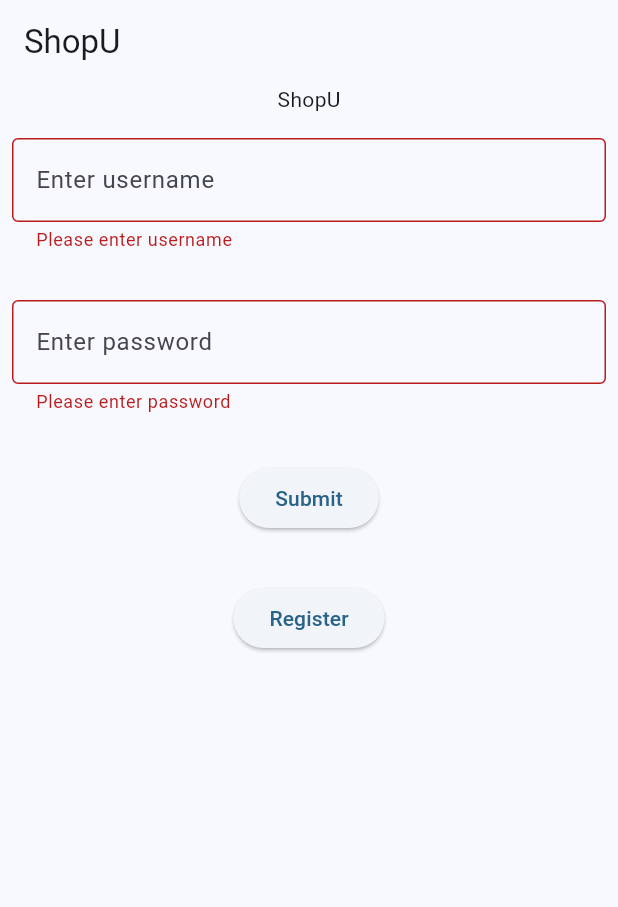
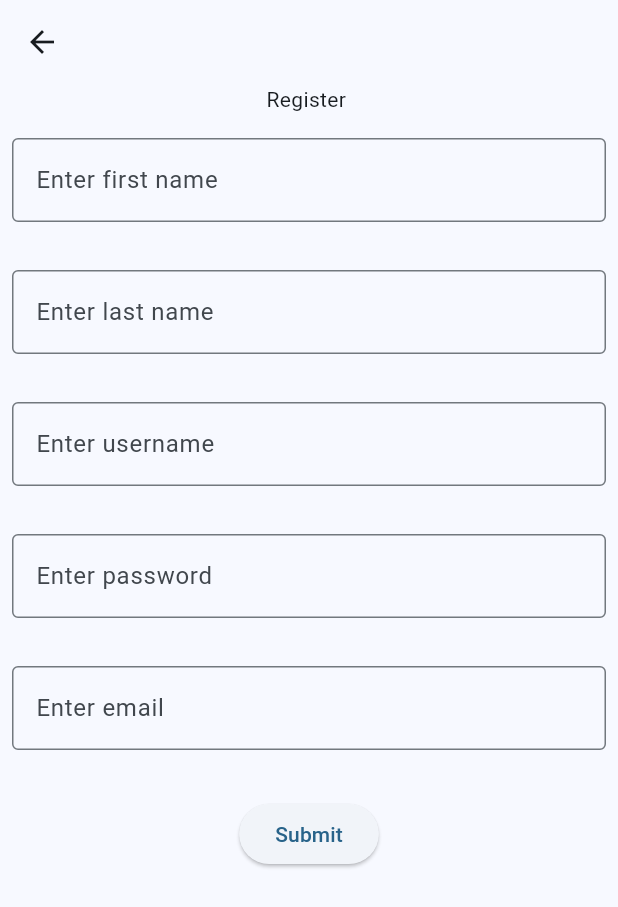
Before and after one commit to noor-soreti/COMP3097-Final, a Flutter app: the screen it shows after launch, after a tap on "Submit", after a tap on "Register", on a phone screen of 412 x 824 dp. Shown: the top 907 px of the screen. Run offline on Flutter 3.47's test engine with Material 2 defaults, Android fonts, the phone set to English and light mode, and no system bars; our stand-ins replace sqflite; accounts and stored records are empty.

Commit message:
login and register

```diff
--- a/COMP3097/mobile_app/lib/database/user_database.dart
+++ b/COMP3097/mobile_app/lib/database/user_database.dart
@@ -11,7 +11,10 @@ class UserDatabase {
   Future _createDB(Database db, int version) async {
     await db.execute('''CREATE TABLE $usertable (
       ${UserFields.username} TEXT PRIMARY KEY NOT NULL,
-      ${UserFields.password} TEXT NOT NULL)
+      ${UserFields.password} TEXT NOT NULL,
+      ${UserFields.firstname} TEXT NOT NULL,
+      ${UserFields.lastname} TEXT NOT NULL,
+      ${UserFields.email} TEXT NOT NULL)
       ''');
   }
 
@@ -22,7 +25,7 @@ class UserDatabase {
   Future<Database> _initDB(String filename) async {
     final databasePath = await getDatabasesPath();
     final path = join(databasePath, filename);
-    await deleteDatabase(path);
+    // await deleteDatabase(path);
     return await openDatabase(path,
         version: 1, onCreate: _createDB, onConfigure: _onConfigure);
   }
--- a/COMP3097/mobile_app/lib/models/shopping_list_model.dart
+++ b/COMP3097/mobile_app/lib/models/shopping_list_model.dart
@@ -8,6 +8,7 @@ class ShoppingListFields {
 }
 
 class ShoppingList {
+  int? id;
   final String username;
   final String title;
   final DateTime dateTime;
--- a/COMP3097/mobile_app/lib/models/user_model.dart
+++ b/COMP3097/mobile_app/lib/models/user_model.dart
@@ -3,27 +3,56 @@ const String usertable = 'user';
 class UserFields {
   static const String username = "test_username";
   static const String password = "password";
+  static const String firstname = "Noor";
+  static const String lastname = "Said";
+  static const String email = "noorsaid";
 
   static final List<String> allFields = [
     username,
     password,
+    firstname,
+    lastname,
+    email
   ];
 }
 
 class User {
+  int? id;
   final String username;
   String password;
+  String firstname;
+  String lastname;
+  String email;
 
-  User({
-    required this.username,
-    required this.password,
-  });
+  User(
+      {required this.username,
+      required this.password,
+      required this.firstname,
+      required this.lastname,
+      required this.email});
+
+  User.withId(
+      {this.id,
+      required this.username,
+      required this.password,
+      required this.firstname,
+      required this.lastname,
+      required this.email});
 
   // convert User to map with String as key and Object and value
-  Map<String, Object?> toMap() =>
-      {UserFields.username: username, UserFields.password: password};
+  Map<String, Object?> toMap() => {
+        UserFields.username: username,
+        UserFields.password: password,
+        UserFields.firstname: firstname,
+        UserFields.lastname: lastname,
+        UserFields.email: email
+      };
 
 // getting data back from db, convert from map to User obj
   static User fromMap(Map<String, Object?> maps) => User(
       username: maps[UserFields.username] as String,
-      password: maps[UserFields.password] as String);}
+      password: maps[UserFields.password] as String,
+      firstname: maps[UserFields.firstname] as String,
+      lastname: maps[UserFields.lastname] as String,
+      email: maps[UserFields.email] as String);
+}
--- a/COMP3097/mobile_app/lib/views/login_screen.dart
+++ b/COMP3097/mobile_app/lib/views/login_screen.dart
@@ -1,7 +1,10 @@
 import 'package:flutter/material.dart';
-import 'package:mobile_app/database/user_database.dart';
 import 'package:mobile_app/services/user_services.dart';
 import 'package:mobile_app/views/menu_screen.dart';
+import 'package:mobile_app/views/register.dart';
+import 'package:mobile_app/widget/button_field.dart';
+import 'package:mobile_app/widget/dialogue_field.dart';
+import 'package:mobile_app/widget/form_field.dart';
 import 'package:provider/provider.dart';
 import '../models/user_model.dart';
 
@@ -11,15 +14,15 @@ class LoginPage extends StatefulWidget {
 }
 
 class _LoginPageState extends State<LoginPage> {
-  final myUsernameController = TextEditingController();
-  final myPasswordController = TextEditingController();
+  final usernameController = TextEditingController();
+  final passwordController = TextEditingController();
 
   List<User> uList = [];
 
   @override
   void dispose() {
-    myUsernameController.dispose();
-    myPasswordController.dispose();
+    usernameController.dispose();
+    passwordController.dispose();
     super.dispose();
   }
 
@@ -32,116 +35,63 @@ class _LoginPageState extends State<LoginPage> {
       child: Column(
         children: [
           Text('ShopU'),
-          Padding(
-            padding: const EdgeInsets.symmetric(horizontal: 8, vertical: 16),
-            child: TextFormField(
-              controller: myUsernameController,
-              decoration: const InputDecoration(
-                  border: OutlineInputBorder(), hintText: 'Enter username'),
-              validator: (value) {
-                if (value == null || value.isEmpty) {
-                  return 'Please enter username';
+          AppFormFields(
+            controller: usernameController,
+            validatorText: "Please enter username",
+            hintText: "Enter username",
+          ),
+          AppFormFields(
+              controller: passwordController,
+              validatorText: "Please enter password",
+              hintText: "Enter password"),
+          ElevatedClassButton(
+              childText: "Submit",
+              onPressed: () {
+                if (formKey.currentState!.validate()) {
+                  var isLogged = appState
+                      .userExists(usernameController.text)
+                      .then((value) => {
+                            print(value),
+                            if (value == 'ok')
+                              {
+                                print("printing"),
+                                appState
+                                    .getUser(usernameController.text)
+                                    .then((value) => {
+                                          Navigator.of(context).push(
+                                              MaterialPageRoute(
+                                                  builder: (contex) => SideMenu(
+                                                      username:
+                                                          usernameController
+                                                              .text)))
+                                        })
+                              }
+                            else
+                              {
+                                showDialog<String>(
+                                    context: context,
+                                    builder: (BuildContext context) =>
+                                        DialogueField(
+                                          alert: "Oops",
+                                          content:
+                                              "Username or password incorrect",
+                                          onPressed: () {
+                                            Navigator.pop(context);
+                                          },
+                                          btnText: 'ok',
+                                        ))
+                              }
+                          });
                 }
-                return null;
-              },
-            ),
-          ),
-          Padding(
-            padding: const EdgeInsets.symmetric(horizontal: 8, vertical: 16),
-            child: TextFormField(
-              controller: myPasswordController,
-              decoration: const InputDecoration(
-                  border: OutlineInputBorder(), hintText: 'Enter password'),
-              validator: (value) {
-                if (value == null || value.isEmpty) {
-                  return 'Please enter password';
-                }
-                return null;
-              },
-            ),
-          ),
-          Padding(
-            padding: const EdgeInsets.symmetric(vertical: 16.0),
-            child: ElevatedButton(
-              onPressed: () async {
-                if (formKey.currentState!.validate()) {
-                  User u = User(
-                      username: myUsernameController.text,
-                      password: myPasswordController.text);
-                  var isLogged =
-                      await appState.userExists(myUsernameController.text);
-
-                  if (isLogged == "ok") {
-                    String result = await context
-                        .read<UserService>()
-                        .getUser(myUsernameController.text);
-                    Navigator.of(context).push(MaterialPageRoute(
-                        builder: (context) =>
-                            SideMenu(username: myUsernameController.text)));
-                  } else {
-                    showDialog<String>(
-                      context: context,
-                      builder: (BuildContext context) => AlertDialog(
-                        title: const Text('Oops'),
-                        content: const Text('Username or password incorrect'),
-                        actions: <Widget>[
-                          TextButton(
-                            onPressed: () => Navigator.pop(context, 'OK'),
-                            child: const Text('OK'),
-                          ),
-                        ],
-                      ),
-                    );
-                  }
-                }
-              },
-              child: const Text('Submit'),
-            ),
-          ),
-          Padding(
-            padding: const EdgeInsets.symmetric(vertical: 16.0),
-            child: ElevatedButton(
-              onPressed: () async {
-                // Validate returns true if the form is valid, or false otherwise.
-                if (formKey.currentState!.validate()) {
-                  User u = User(
-                      username: myUsernameController.text,
-                      password: myPasswordController.text);
-                  var isLogged =
-                      await appState.userExists(myUsernameController.text);
-                  String result =
-                      await context.read<UserService>().createUser(u);
-                  if (result != "ok") {
-                    print("registered");
-                  } else {
-                    print("");
-                  }
-                }
-              },
-              child: const Text('Register'),
-            ),
-          )
+              }),
+          ElevatedClassButton(
+              childText: "Register",
+              onPressed: () {
+                Navigator.of(context).push(
+                    MaterialPageRoute(builder: (context) => RegisterPage()));
+              })
         ],
       ),
     );
   }
 }
-
-class RegisterPage extends StatelessWidget {
-  @override
-  Widget build(BuildContext context) {
-    // var appState = context.watch<MyAppState>();
-
-    return Scaffold(
-      appBar: AppBar(),
-      body: Center(
-        child: ElevatedButton(
-          child: Text('Pop!'),
-          onPressed: () {
-            Navigator.pop(context);
-          },
-        ),
-      ),
-    );
-  }
-}
--- a/COMP3097/mobile_app/lib/views/menu_screen.dart
+++ b/COMP3097/mobile_app/lib/views/menu_screen.dart
@@ -1,5 +1,4 @@
 import 'package:flutter/material.dart';
-import 'package:mobile_app/services/user_services.dart';
 import 'package:mobile_app/views/home_screen.dart';
 import 'package:mobile_app/views/likes_screen.dart';
 import 'package:mobile_app/views/list_screen.dart';
--- a/COMP3097/mobile_app/lib/views/register.dart
+++ b/COMP3097/mobile_app/lib/views/register.dart
@@ -0,0 +1,139 @@
+import 'package:flutter/material.dart';
+import 'package:mobile_app/database/user_database.dart';
+import 'package:mobile_app/services/user_services.dart';
+import 'package:mobile_app/views/menu_screen.dart';
+import 'package:mobile_app/widget/button_field.dart';
+import 'package:mobile_app/widget/dialogue_field.dart';
+import 'package:mobile_app/widget/form_field.dart';
+import 'package:provider/provider.dart';
+import '../models/user_model.dart';
+
+class RegisterPage extends StatefulWidget {
+  @override
+  State<RegisterPage> createState() => _RegisterPageState();
+}
+
+class _RegisterPageState extends State<RegisterPage> {
+  final username = TextEditingController();
+  final password = TextEditingController();
+  final firstname = TextEditingController();
+  final lastname = TextEditingController();
+  final email = TextEditingController();
+
+  List<User> uList = [];
+
+  @override
+  void dispose() {
+    username.dispose();
+    password.dispose();
+    firstname.dispose();
+    lastname.dispose();
+    email.dispose();
+    super.dispose();
+  }
+
+  @override
+  Widget build(BuildContext context) {
+    final formKey = GlobalKey<FormState>();
+    var appState = context.watch<UserService>();
+
+    return Scaffold(
+        appBar: AppBar(),
+        body: Form(
+          key: formKey,
+          child: Column(
+            children: [
+              Text("Register "),
+              AppFormFields(
+                controller: firstname,
+                hintText: "Enter first name",
+                validatorText: "firstname",
+              ),
+              AppFormFields(
+                controller: lastname,
+                hintText: "Enter last name",
+                validatorText: "lastname",
+              ),
+              AppFormFields(
+                controller: username,
+                hintText: "Enter username",
+                validatorText: "username",
+              ),
+              AppFormFields(
+                controller: password,
+                hintText: "Enter password",
+                validatorText: "password",
+              ),
+              AppFormFields(
+                controller: email,
+                hintText: "Enter email",
+                validatorText: "email",
+              ),
+              ElevatedClassButton(
+                  childText: "Submit",
+                  onPressed: () {
+                    User newUser = User(
+                        username: username.text,
+                        password: password.text,
+                        firstname: firstname.text,
+                        lastname: lastname.text,
+                        email: email.text);
+                    if (formKey.currentState!.validate()) {
+                      appState.userExists(username.text).then((value) => {
+                            if (value != 'ok')
+                              {
+                                appState.createUser(newUser).then((value) => {
+                                      showDialog<String>(
+                                          context: context,
+                                          builder: (BuildContext context) =>
+                                              DialogueField(
+                                                alert: "Success",
+                                                content:
+                                                    "You will be sent back to login",
+                                                onPressed: () {
+                                                  var nav =
+                                                      Navigator.of(context);
+                                                  nav.pop();
+                                                  nav.pop();
+                                                },
+                                                btnText: 'Return',
+                                              ))
+                                    })
+                              }
+                            else
+                              {
+                                showDialog<String>(
+                                    context: context,
+                                    builder: (BuildContext context) =>
+                                        DialogueField(
+                                          alert: "Oops",
+                                          content: "Username already exists",
+                                          onPressed: () {
+                                            Navigator.pop(context);
+                                          },
+                                          btnText: 'Ok',
+                                        ))
+                              }
+                          });
+                    }
+                  })
+            ],
+          ),
+        ));
+  }
+}
+
+
+/*
+Form(
+        key: formKey,
+        child: Column(
+          children: [
+            Text("Register"),
+            Padding(
+              padding: const EdgeInsets.symmetric(horizontal: 8, vertical: 16),
+              child: Text("hello"),
+            )
+          ],
+        ));
+*/
--- /dev/null
+++ b/COMP3097/mobile_app/lib/widget/button_field.dart
@@ -0,0 +1,18 @@
+import 'package:flutter/material.dart';
+
+class ElevatedClassButton extends StatelessWidget {
+  ElevatedClassButton({required this.childText, required this.onPressed});
+
+  final String childText;
+  final Function onPressed;
+
+  @override
+  Widget build(BuildContext context) {
+    return Padding(
+        padding: const EdgeInsets.symmetric(vertical: 16.0),
+        child: ElevatedButton(
+          onPressed: () => {onPressed()},
+          child: Text(childText),
+        ));
+  }
+}
--- /dev/null
+++ b/COMP3097/mobile_app/lib/widget/form_field.dart
@@ -0,0 +1,31 @@
+import 'package:flutter/material.dart';
+
+class AppFormFields extends StatelessWidget {
+  AppFormFields(
+      {required this.controller,
+      required this.validatorText,
+      required this.hintText});
+
+  final TextEditingController controller;
+  final String hintText;
+  final String validatorText;
+  // final Text text;
+
+  @override
+  Widget build(BuildContext context) {
+    return Padding(
+      padding: const EdgeInsets.symmetric(horizontal: 8, vertical: 16),
+      child: TextFormField(
+          controller: controller,
+          decoration: InputDecoration(
+              border: OutlineInputBorder(),
+              hintText: hintText == null ? "null" : hintText),
+          validator: (value) {
+            if (value == null || value.isEmpty) {
+              return 'Please enter $validatorText';
+            }
+            return null;
+          }),
+    );
+  }
+}
```
Also changed, not shown: COMP3097/mobile_app/lib/views/home_screen.dart (+1 -9 lines), COMP3097/mobile_app/lib/widget/dialogue_field.dart (added, +29 -0 lines), 4 other files.
